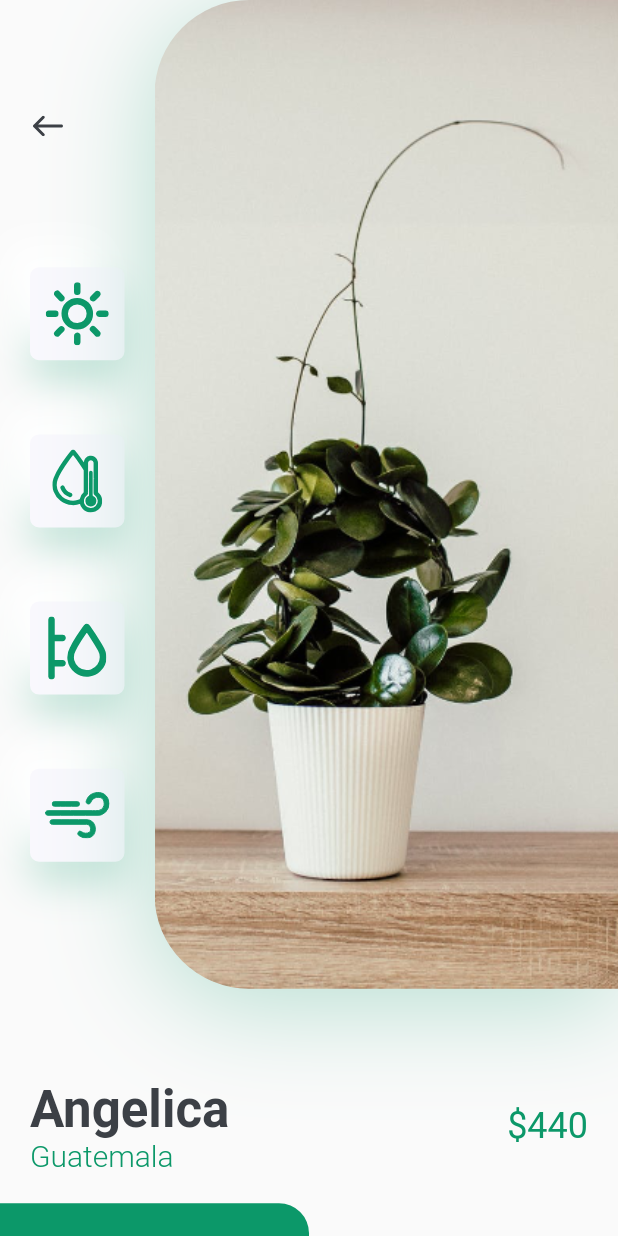
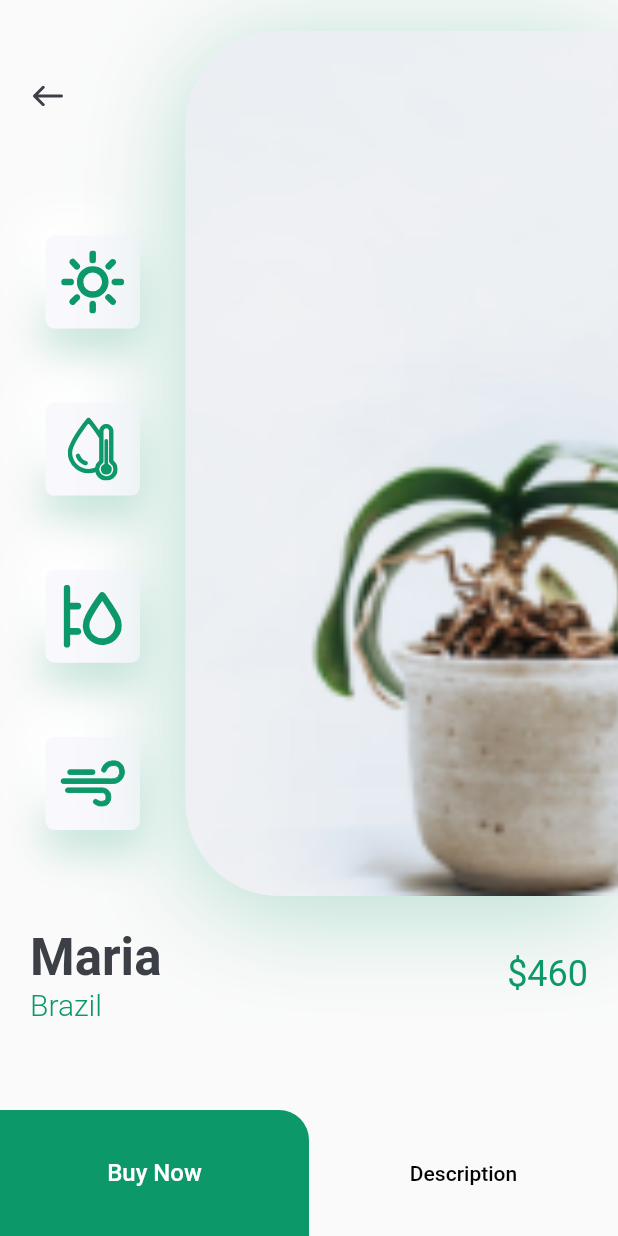
Before and after one commit to pedrooruass/ST_plant_shop, a Flutter app: the screen it shows after launch, after a tap on an icon or button, on a phone screen of 412 x 824 dp. Run offline on Flutter 3.47's test engine with Material 2 defaults, Android fonts, the phone set to English and light mode, and no system bars; our stand-ins replace flutter_svg, font_awesome_flutter.

Commit message:
Clube edits

```diff
--- /dev/null
+++ b/lib/app/pages/details/components/buy_now_bottom_line.dart
@@ -0,0 +1,52 @@
+import 'package:flutter/material.dart';
+import 'package:training_app_clean/app/core/constants.dart';
+
+class BuyNowBottomLine extends StatelessWidget {
+  const BuyNowBottomLine({
+    Key? key,
+  }) : super(key: key);
+
+  @override
+  Widget build(BuildContext context) {
+    Size size = MediaQuery.of(context).size;
+    return Row(
+      children: [
+        SizedBox(
+          width: size.width / 2,
+          height: 84,
+          child: TextButton(
+            onPressed: () {},
+            style: ButtonStyle(
+              shape: MaterialStateProperty.all<RoundedRectangleBorder>(
+                const RoundedRectangleBorder(
+                  borderRadius: BorderRadius.only(
+                    topRight: Radius.circular(20),
+                  ),
+                ),
+              ),
+              backgroundColor: MaterialStateProperty.all<Color>(primaryColor),
+            ),
+            child: const Text(
+              'Buy Now',
+              style: TextStyle(
+                color: Colors.white,
+                fontSize: 16,
+              ),
+            ),
+          ),
+        ),
+        Expanded(
+          child: TextButton(
+            onPressed: () {},
+            child: const Text(
+              'Description',
+              style: TextStyle(
+                color: Colors.black,
+              ),
+            ),
+          ),
+        ),
+      ],
+    );
+  }
+}
--- a/lib/app/pages/details/components/details_body.dart
+++ /dev/null
@@ -1,69 +0,0 @@
-import 'package:flutter/material.dart';
-import 'package:training_app_clean/app/core/constants.dart';
-import 'package:training_app_clean/app/pages/details/components/image_and_icons.dart';
-import 'package:training_app_clean/app/pages/details/components/title_and_price.dart';
-
-class DetailsBody extends StatelessWidget {
-  const DetailsBody({Key? key}) : super(key: key);
-
-  @override
-  Widget build(BuildContext context) {
-    Size size = MediaQuery.of(context).size;
-    return SafeArea(
-      child: SingleChildScrollView(
-        child: Column(
-          children: [
-            ImageAndIcons(size: size),
-            const TitleAndPrice(
-              title: 'Angelica',
-              country: 'Guatemala',
-              price: 440,
-            ),
-            const SizedBox(height: defaultPadding),
-            Row(
-              children: [
-                SizedBox(
-                  width: size.width / 2,
-                  height: 84,
-                  child: TextButton(
-                    onPressed: () {},
-                    style: ButtonStyle(
-                      shape: MaterialStateProperty.all<RoundedRectangleBorder>(
-                        const RoundedRectangleBorder(
-                          borderRadius: BorderRadius.only(
-                            topRight: Radius.circular(20),
-                          ),
-                        ),
-                      ),
-                      backgroundColor:
-                          MaterialStateProperty.all<Color>(primaryColor),
-                    ),
-                    child: const Text(
-                      'Buy Now',
-                      style: TextStyle(
-                        color: Colors.white,
-                        fontSize: 16,
-                      ),
-                    ),
-                  ),
-                ),
-                Expanded(
-                  child: TextButton(
-                    onPressed: () {},
-                    child: const Text(
-                      'Description',
-                      style: TextStyle(
-                        color: Colors.black,
-                      ),
-                    ),
-                  ),
-                ),
-              ],
-            ),
-            // const SizedBox(height: defaultPadding * 2),
-          ],
-        ),
-      ),
-    );
-  }
-}
--- a/lib/app/pages/details/components/image_and_icons.dart
+++ b/lib/app/pages/details/components/image_and_icons.dart
@@ -6,25 +6,20 @@ import 'package:training_app_clean/app/pages/details/components/icon_card.dart';
 class ImageAndIcons extends StatelessWidget {
   const ImageAndIcons({
     Key? key,
-    required this.size,
+    required this.image,
   }) : super(key: key);
-
-  final Size size;
-
+  final String image;
   @override
   Widget build(BuildContext context) {
-    return Padding(
-      padding: const EdgeInsets.only(
-        bottom: defaultPadding * 3,
-      ),
-      child: SizedBox(
-        height: size.height * 0.8,
+    Size size = MediaQuery.of(context).size;
+    return SizedBox(
+      height: size.height * 0.75,
       child: Row(
         children: [
           Expanded(
             child: Padding(
-                padding: const EdgeInsets.symmetric(
-                    vertical: defaultPadding * 3),
+              padding:
+                  const EdgeInsets.symmetric(vertical: defaultPadding * 2),
               child: Column(
                 children: [
                   Align(
@@ -35,8 +30,7 @@ class ImageAndIcons extends StatelessWidget {
                       onPressed: () {
                         Navigator.pop(context);
                       },
-                        icon: SvgPicture.asset(
-                            'assets/icons/back_arrow.svg'),
+                      icon: SvgPicture.asset('assets/icons/back_arrow.svg'),
                     ),
                   ),
                   const Spacer(),
@@ -49,8 +43,8 @@ class ImageAndIcons extends StatelessWidget {
             ),
           ),
           Container(
-              height: size.height * 0.8,
-              width: size.width * 0.75,
+            height: size.height * 0.7,
+            width: size.width * 0.7,
             decoration: BoxDecoration(
               borderRadius: const BorderRadius.only(
                 topLeft: Radius.circular(63),
@@ -63,16 +57,15 @@ class ImageAndIcons extends StatelessWidget {
                   color: primaryColor.withOpacity(0.29),
                 ),
               ],
-                image: const DecorationImage(
+              image: DecorationImage(
                 alignment: Alignment.centerLeft,
-                  image: AssetImage('assets/images/img.png'),
-                  fit: BoxFit.cover,
+                image: AssetImage(image),
+                fit: BoxFit.fitHeight,
               ),
             ),
           ),
         ],
       ),
-      ),
     );
   }
 }
--- a/lib/app/pages/details/components/title_and_price.dart
+++ b/lib/app/pages/details/components/title_and_price.dart
@@ -15,7 +15,7 @@ class TitleAndPrice extends StatelessWidget {
   @override
   Widget build(BuildContext context) {
     return Padding(
-      padding: const EdgeInsets.symmetric(horizontal: defaultPadding),
+      padding:const EdgeInsets.symmetric(horizontal: defaultPadding),
       child: Row(
         children: [
           RichText(
@@ -28,7 +28,7 @@ class TitleAndPrice extends StatelessWidget {
                       .headline4
                       ?.copyWith(color: textColor, fontWeight: FontWeight.bold),
                 ),
-                 TextSpan(
+                TextSpan(
                   text: country,
                   style: const TextStyle(
                     fontSize: 20,
--- a/lib/app/pages/details/details_page.dart
+++ b/lib/app/pages/details/details_page.dart
@@ -1,13 +1,39 @@
 import 'package:flutter/material.dart';
-import 'package:training_app_clean/app/pages/details/components/details_body.dart';
+import 'package:training_app_clean/app/core/constants.dart';
+import 'package:training_app_clean/app/pages/details/components/buy_now_bottom_line.dart';
+import 'package:training_app_clean/app/pages/details/components/image_and_icons.dart';
+import 'package:training_app_clean/app/pages/details/components/title_and_price.dart';
 
 class DetailsPage extends StatelessWidget {
-  const DetailsPage({Key? key}) : super(key: key);
-
+  const DetailsPage(
+      {Key? key,
+      required this.title,
+      required this.country,
+      required this.image,
+      required this.price})
+      : super(key: key);
+  final String title, country, image;
+  final int price;
   @override
   Widget build(BuildContext context) {
     return Scaffold(
-      body: const DetailsBody(),
+      body: SafeArea(
+        child: Column(
+          children: [
+            ImageAndIcons(
+              image: image,
+            ),
+            TitleAndPrice(
+              title: title,
+              country: country,
+              price: price,
+            ),
+            const Spacer(),
+            const BuyNowBottomLine(),
+            // const SizedBox(height: defaultPadding * 2),
+          ],
+        ),
+      ),
     );
   }
 }
--- a/lib/app/pages/the_home_page/components/recomends_plants.dart
+++ b/lib/app/pages/the_home_page/components/recomends_plants.dart
@@ -1,5 +1,4 @@
 import 'package:flutter/material.dart';
-import 'package:training_app_clean/app/pages/details/details_page.dart';
 import 'package:training_app_clean/app/pages/the_home_page/components/recommended_plant_card.dart';
 
 class RecomendsPlants extends StatelessWidget {
@@ -12,48 +11,24 @@ class RecomendsPlants extends StatelessWidget {
     return SingleChildScrollView(
       scrollDirection: Axis.horizontal,
       child: Row(
-        children: [
+        children: const [
           RecommendedPlantCard(
             image: 'assets/images/image_1.png',
             title: 'Samantha',
             country: 'Guatemala',
             price: 440,
-            press: () {
-              Navigator.push(
-                context,
-                MaterialPageRoute(
-                  builder: (context) => const DetailsPage(),
-                ),
-              );
-            },
           ),
           RecommendedPlantCard(
             image: 'assets/images/image_2.png',
             title: 'Angelica',
             country: 'Peru',
-            price: 440,
-            press: () {
-              Navigator.push(
-                context,
-                MaterialPageRoute(
-                  builder: (context) => const DetailsPage(),
-                ),
-              );
-            },
+            price: 450,
           ),
           RecommendedPlantCard(
             image: 'assets/images/image_3.png',
             title: 'Maria',
             country: 'Brazil',
-            price: 440,
-            press: () {
-              Navigator.push(
-                context,
-                MaterialPageRoute(
-                  builder: (context) => const DetailsPage(),
-                ),
-              );
-            },
+            price: 460,
           ),
         ],
       ),
--- a/lib/app/pages/the_home_page/components/recommended_plant_card.dart
+++ b/lib/app/pages/the_home_page/components/recommended_plant_card.dart
@@ -1,5 +1,6 @@
 import 'package:flutter/material.dart';
 import 'package:training_app_clean/app/core/constants.dart';
+import 'package:training_app_clean/app/pages/details/details_page.dart';
 
 class RecommendedPlantCard extends StatelessWidget {
   const RecommendedPlantCard({
@@ -8,13 +9,10 @@ class RecommendedPlantCard extends StatelessWidget {
     required this.title,
     required this.country,
     required this.price,
-    required this.press,
   }) : super(key: key);
 
   final String image, title, country;
   final int price;
-  final void Function() press;
-
   @override
   Widget build(BuildContext context) {
     Size size = MediaQuery.of(context).size;
@@ -29,7 +27,19 @@ class RecommendedPlantCard extends StatelessWidget {
         children: [
           Image.asset(image),
           GestureDetector(
-            onTap: press,
+            onTap: () {
+              Navigator.push(
+                context,
+                MaterialPageRoute(
+                  builder: (context) => DetailsPage(
+                    title: title,
+                    country: country,
+                    image: image,
+                    price: price,
+                  ),
+                ),
+              );
+            },
             child: Container(
               padding: const EdgeInsets.all(defaultPadding / 2),
               decoration: BoxDecoration(
```
Lines whose indentation alone changed are shown as unchanged.
